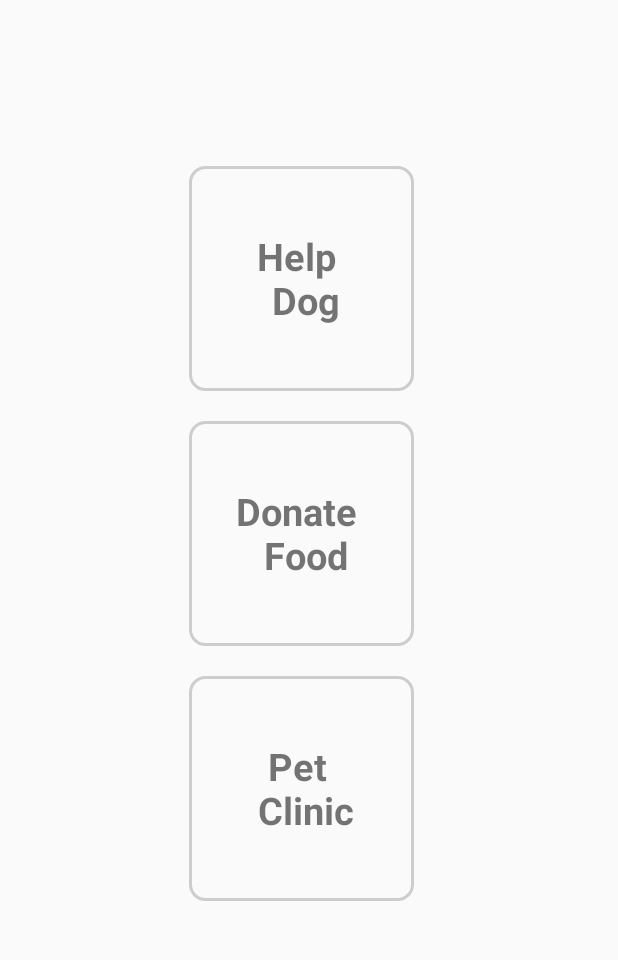
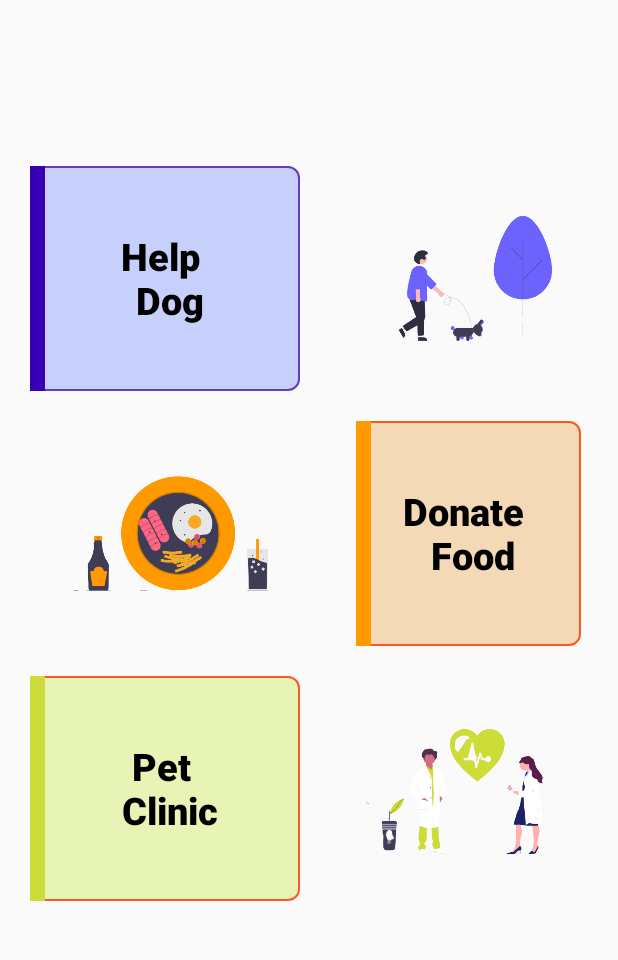
Before and after one commit to rrmchathura/Bawwa, an Android app: the MainMenuActivity screen opened directly, with no data from a screen before it, on a phone screen of 412 x 824 dp, the part 84-1044 px from its top. Run offline under Robolectric (Android 15) with nearby library versions, the phone set to English and light mode, and no system bars.

Commit message:
App_fully_Updated

```diff
--- a/app/src/main/java/com/example/bauwa/MainActivity.java
+++ b/app/src/main/java/com/example/bauwa/MainActivity.java
@@ -7,6 +7,7 @@ import android.content.Intent;
 import android.os.Bundle;
 import android.view.MenuItem;
 import android.view.View;
+import android.view.WindowManager;
 import android.widget.ImageView;
 
 import androidx.appcompat.widget.Toolbar;
@@ -25,11 +26,12 @@ public class MainActivity extends AppCompatActivity {
     @Override
     protected void onCreate(Bundle savedInstanceState) {
         super.onCreate(savedInstanceState);
+        getWindow().setFlags(WindowManager.LayoutParams.FLAG_FULLSCREEN,WindowManager.LayoutParams.FLAG_FULLSCREEN);
         setContentView(R.layout.activity_main);
 
         toolbar = findViewById(R.id.main_toolbar);
         setSupportActionBar(toolbar);
-        getSupportActionBar().setTitle("Bauwa");
+        getSupportActionBar().setTitle("Bawwa");
 
         firebaseAuth = FirebaseAuth.getInstance();
 
--- a/app/src/main/java/com/example/bauwa/MainMenuActivity.java
+++ b/app/src/main/java/com/example/bauwa/MainMenuActivity.java
@@ -6,6 +6,7 @@ import androidx.appcompat.widget.Toolbar;
 import android.content.Intent;
 import android.os.Bundle;
 import android.view.View;
+import android.view.WindowManager;
 import android.widget.TextView;
 
 public class MainMenuActivity extends AppCompatActivity {
@@ -16,6 +17,7 @@ public class MainMenuActivity extends AppCompatActivity {
     @Override
     protected void onCreate(Bundle savedInstanceState) {
         super.onCreate(savedInstanceState);
+        getWindow().setFlags(WindowManager.LayoutParams.FLAG_FULLSCREEN,WindowManager.LayoutParams.FLAG_FULLSCREEN);
         setContentView(R.layout.activity_main_menu);
 
         toolbar = (Toolbar) findViewById(R.id.main_toolbar);
--- /dev/null
+++ b/app/src/main/res/drawable/background_button3.xml
@@ -0,0 +1,10 @@
+<?xml version="1.0" encoding="utf-8"?>
+<selector xmlns:android="http://schemas.android.com/apk/res/android">
+    <item>
+        <shape android:shape="rectangle">
+            <solid android:color="#E7F4B6" />
+            <corners android:radius="7dp" />
+            <stroke android:color="#ff5722"  android:width="1dp"/>
+        </shape>
+    </item>
+</selector>
--- a/app/src/main/res/drawable/background_gradients.xml
+++ b/app/src/main/res/drawable/background_gradients.xml
@@ -5,7 +5,7 @@
     <gradient
         android:angle="180"
         android:startColor="#C8F9FA"
-        android:endColor="#ff9900"
+        android:endColor="#BF8A3B"
         android:type="linear"/>
     <corners android:radius="25dp" >
     </corners>
--- /dev/null
+++ b/app/src/main/res/drawable/button_style1.xml
@@ -0,0 +1,5 @@
+<?xml version="1.0" encoding="utf-8"?>
+<shape xmlns:android="http://schemas.android.com/apk/res/android">
+    <solid android:color="@color/warningColor"/>
+    <corners android:radius="10dp"/>
+</shape>
--- a/app/src/main/res/drawable/card_style.xml
+++ b/app/src/main/res/drawable/card_style.xml
@@ -1,5 +1,5 @@
 <?xml version="1.0" encoding="utf-8"?>
 <shape xmlns:android="http://schemas.android.com/apk/res/android">
-    <solid android:color="@color/backgroundColor"/>
+    <solid android:color="@color/checks"/>
     <corners android:radius="-0dp"/>
 </shape>
--- /dev/null
+++ b/app/src/main/res/drawable/ic_baseline_my_location_24.xml
@@ -0,0 +1,5 @@
+<vector android:height="24dp" android:tint="#030303"
+    android:viewportHeight="24" android:viewportWidth="24"
+    android:width="24dp" xmlns:android="http://schemas.android.com/apk/res/android">
+    <path android:fillColor="@android:color/white" android:pathData="M12,8c-2.21,0 -4,1.79 -4,4s1.79,4 4,4 4,-1.79 4,-4 -1.79,-4 -4,-4zM20.94,11c-0.46,-4.17 -3.77,-7.48 -7.94,-7.94L13,1h-2v2.06C6.83,3.52 3.52,6.83 3.06,11L1,11v2h2.06c0.46,4.17 3.77,7.48 7.94,7.94L11,23h2v-2.06c4.17,-0.46 7.48,-3.77 7.94,-7.94L23,13v-2h-2.06zM12,19c-3.87,0 -7,-3.13 -7,-7s3.13,-7 7,-7 7,3.13 7,7 -3.13,7 -7,7z"/>
+</vector>
--- /dev/null
+++ b/app/src/main/res/drawable/ic_baseline_note_add_24.xml
@@ -0,0 +1,5 @@
+<vector android:height="24dp" android:tint="#030303"
+    android:viewportHeight="24" android:viewportWidth="24"
+    android:width="24dp" xmlns:android="http://schemas.android.com/apk/res/android">
+    <path android:fillColor="@android:color/white" android:pathData="M14,2L6,2c-1.1,0 -1.99,0.9 -1.99,2L4,20c0,1.1 0.89,2 1.99,2L18,22c1.1,0 2,-0.9 2,-2L20,8l-6,-6zM16,16h-3v3h-2v-3L8,16v-2h3v-3h2v3h3v2zM13,9L13,3.5L18.5,9L13,9z"/>
+</vector>
--- a/app/src/main/res/layout/activity_add_post.xml
+++ b/app/src/main/res/layout/activity_add_post.xml
@@ -25,12 +25,14 @@
                 android:id="@+id/add_post_location"
                 android:layout_width="match_parent"
                 android:layout_height="50dp"
+                android:textStyle="bold"
+                android:drawableLeft="@drawable/ic_baseline_my_location_24"
                 android:layout_marginLeft="20dp"
                 android:layout_marginRight="20dp"
                 android:background="@drawable/input_style"
                 android:ems="10"
                 android:gravity="start|top"
-                android:hint="Location"
+                android:hint=" Location"
                 android:maxLines="100"
                 android:padding="10dp"
                 android:textSize="20sp"
--- a/app/src/main/res/layout/activity_login.xml
+++ b/app/src/main/res/layout/activity_login.xml
@@ -81,6 +81,7 @@
             <EditText
                 android:id="@+id/login_email"
                 android:layout_width="match_parent"
+                android:paddingLeft="3dp"
                 android:layout_height="50dp"
                 android:layout_marginBottom="5dp"
                 android:drawableLeft="@drawable/ic_baseline_email_24"
@@ -97,6 +98,7 @@
                 android:layout_width="match_parent"
                 android:layout_height="50dp"
                 android:background="@drawable/input_style"
+                android:paddingLeft="3dp"
                 android:drawableLeft="@drawable/ic_baseline_vpn_key_24"
                 android:ems="10"
                 android:textStyle="bold"
--- a/app/src/main/res/layout/activity_main_menu.xml
+++ b/app/src/main/res/layout/activity_main_menu.xml
@@ -20,7 +20,7 @@
             android:layout_centerInParent="true"
             android:layout_marginStart="10dp"
             android:layout_marginLeft="10dp"
-            android:layout_marginTop="10dp"
+            android:layout_marginTop="20dp"
             android:layout_marginEnd="10dp"
             android:layout_marginRight="10dp"
             android:layout_marginBottom="10dp"
@@ -30,25 +30,45 @@
             <LinearLayout
                 android:layout_width="match_parent"
                 android:layout_height="wrap_content"
-                android:gravity="center"
+                android:gravity="left"
                 android:orientation="horizontal">
 
                 <LinearLayout
-                    android:layout_width="150dp"
+                    android:layout_width="180dp"
                     android:layout_height="150dp"
                     android:layout_marginRight="10dp"
                     android:background="@drawable/input_style"
                     android:orientation="vertical">
 
+
+
                     <TextView
                         android:id="@+id/main_menu_news_feed_btn"
                         android:layout_width="match_parent"
                         android:layout_height="match_parent"
+                        android:background="@drawable/background_button"
+                        android:fontFamily="sans-serif-black"
                         android:gravity="center"
                         android:text="Help \n Dog"
+                        android:textColor="@color/black"
                         android:textSize="25dp"
                         android:textStyle="bold" />
+
+                    <ImageView
+                        android:layout_width="10dp"
+                        android:layout_height="150dp"
+                        android:layout_marginTop="-150dp"
+                        android:background="@color/purple_700" />
                 </LinearLayout>
+
+                <ImageView
+                    android:layout_width="157dp"
+                    android:layout_height="match_parent"
+                    android:layout_marginHorizontal="20dp"
+                    android:src="@drawable/helpdog"
+
+                    />
+
 
 
             </LinearLayout>
@@ -57,13 +77,18 @@
                 android:layout_width="match_parent"
                 android:layout_height="wrap_content"
                 android:layout_marginTop="20dp"
-                android:gravity="center"
+                android:gravity="left"
                 android:orientation="horizontal">
+                <ImageView
+                    android:layout_width="177dp"
+                    android:layout_height="match_parent"
+                    android:layout_marginHorizontal="10dp"
+                    android:src="@drawable/dfood" />
 
                 <LinearLayout
                     android:layout_width="150dp"
                     android:layout_height="150dp"
-                    android:layout_marginRight="10dp"
+                    android:layout_marginHorizontal="20dp"
                     android:background="@drawable/input_style"
                     android:orientation="vertical">
 
@@ -71,11 +96,24 @@
                         android:id="@+id/main_menu_place_btn"
                         android:layout_width="match_parent"
                         android:layout_height="match_parent"
+                        android:background="@drawable/background_button2"
+                        android:fontFamily="sans-serif-black"
                         android:gravity="center"
                         android:text="Donate \n Food"
+                        android:textColor="@color/black"
                         android:textSize="25dp"
                         android:textStyle="bold" />
+
+                    <ImageView
+                        android:layout_width="10dp"
+                        android:layout_height="150dp"
+                        android:layout_marginTop="-150dp"
+                        android:background="@color/colorPrimary" />
+
+
                 </LinearLayout>
+
+
 
             </LinearLayout>
 
@@ -83,11 +121,11 @@
                 android:layout_width="match_parent"
                 android:layout_height="wrap_content"
                 android:layout_marginTop="20dp"
-                android:gravity="center"
+                android:gravity="left"
                 android:orientation="horizontal">
 
                 <LinearLayout
-                    android:layout_width="150dp"
+                    android:layout_width="180dp"
                     android:layout_height="150dp"
                     android:layout_marginRight="10dp"
                     android:background="@drawable/input_style"
@@ -97,12 +135,26 @@
                         android:id="@+id/main_menu_foods_btn"
                         android:layout_width="match_parent"
                         android:layout_height="match_parent"
+                        android:fontFamily="sans-serif-black"
                         android:gravity="center"
+                        android:background="@drawable/background_button3"
                         android:text="Pet \n Clinic"
+                        android:textColor="@color/black"
                         android:textSize="25dp"
                         android:textStyle="bold" />
+
+
+                    <ImageView
+                        android:layout_width="10dp"
+                        android:layout_height="150dp"
+                        android:layout_marginTop="-150dp"
+                        android:background="@color/col_yellow"/>
                 </LinearLayout>
-
+                <ImageView
+                    android:layout_width="157dp"
+                    android:layout_height="match_parent"
+                    android:layout_marginHorizontal="20dp"
+                    android:src="@drawable/clinic" />
 
             </LinearLayout>
         </LinearLayout>
--- a/app/src/main/res/layout/activity_register.xml
+++ b/app/src/main/res/layout/activity_register.xml
@@ -82,6 +82,7 @@
                 android:id="@+id/register_name"
                 android:layout_width="match_parent"
                 android:layout_height="50dp"
+                android:paddingLeft="3dp"
                 android:layout_marginTop="20dp"
                 android:layout_marginBottom="5dp"
                 android:background="@drawable/input_style"
@@ -97,6 +98,7 @@
                 android:layout_width="match_parent"
                 android:layout_height="50dp"
                 android:layout_marginBottom="5dp"
+                android:paddingLeft="3dp"
                 android:background="@drawable/input_style"
                 android:drawableLeft="@drawable/ic_baseline_phone_iphone_24"
                 android:ems="10"
@@ -111,6 +113,7 @@
                 android:layout_height="50dp"
                 android:layout_marginBottom="5dp"
                 android:background="@drawable/input_style"
+                android:paddingLeft="3dp"
                 android:drawableLeft="@drawable/ic_baseline_email_24"
                 android:ems="10"
                 android:hint=" Email"
@@ -123,6 +126,7 @@
                 android:layout_width="match_parent"
                 android:layout_height="50dp"
                 android:background="@drawable/input_style"
+                android:paddingLeft="3dp"
                 android:drawableLeft="@drawable/ic_baseline_vpn_key_24"
                 android:ems="10"
                 android:hint=" Password"
--- a/app/src/main/res/values/colors.xml
+++ b/app/src/main/res/values/colors.xml
@@ -17,4 +17,5 @@
     <color name="col_yellow">#CDDC39</color>
     <color name="col_red">#FFF44B3E</color>
     <color name="check">#ff9800</color>
+    <color name="checks">#FFFFFF</color>
 </resources>
```
Also changed, not shown: app/src/main/res/layout/fragment_profile.xml (+20 -6 lines), app/src/main/res/layout/row_post.xml (+5 -3 lines), app/src/main/res/drawable/clinic.png (added), app/src/main/res/drawable/dfood.png (added), app/src/main/res/drawable/food.png (added), app/src/main/res/drawable/helpdog.png (added).
